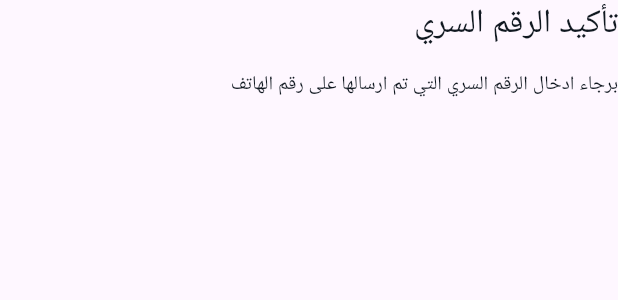
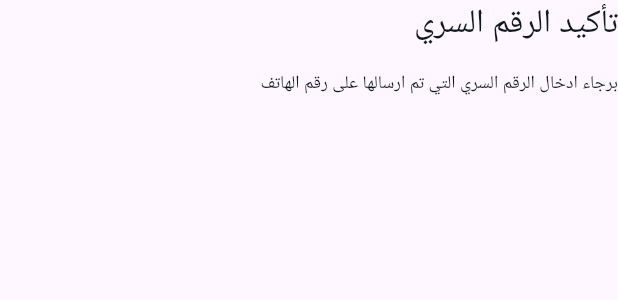
Before and after one commit to Beshoyadel1/Sun-System, a Flutter app: the FirstTitleOTP widget shown alone on an empty page, opened directly, on a phone screen of 412 x 824 dp. Shown: the top 300 px of the screen. Run offline on Flutter 3.47's test engine with Material 3 defaults, Android fonts, the phone set to English and light mode, and no system bars; our stand-ins replace bloc, equatable, flutter_bloc, flutter_map, latlong2; Roboto replaces fonts that are missing (LamaSans); project files that could hold a hidden picture were left out.

Commit message:
Initial commit

```diff
--- a/lib/view/Auth/OTP/widget/FirstTitleOTP.dart
+++ b/lib/view/Auth/OTP/widget/FirstTitleOTP.dart
@@ -25,7 +25,7 @@ class FirstTitleOTP extends StatelessWidget {
         AppText(
           text: LanguagePath.pleaseEnterThePasswordSentToYourPhoneNumber,
           style: Fontspath.appTextStyle(
-            fontSize: 13,
+            fontSize: 12,
             fontWeightIndex: FontSelectionData.fontW400,
             color: AppColors.lightBlackColor,
           ),
```
